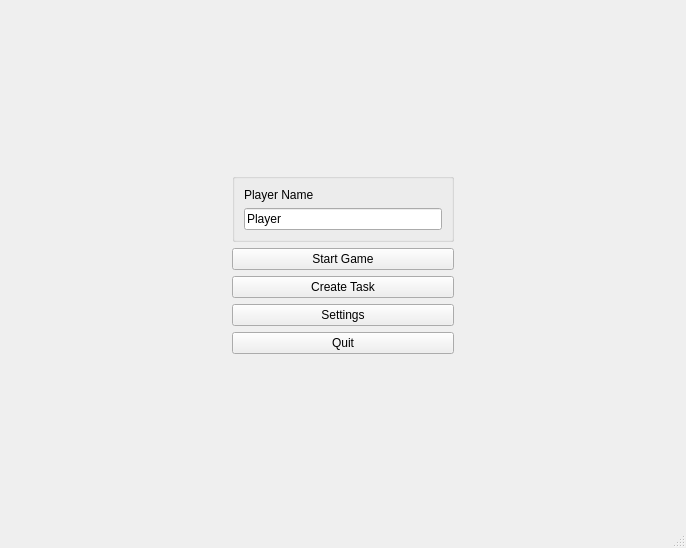
Old version of the form Client/mainwindow.ui in the repository Code-team-open-source/Code-team.
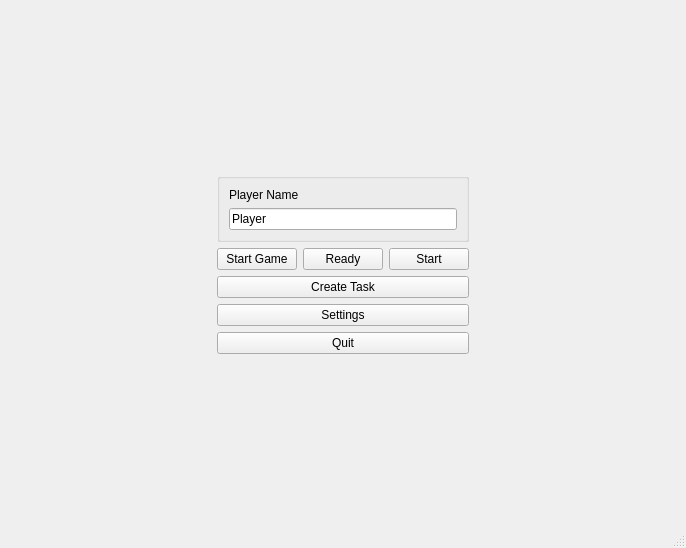
New version of the form.

Commit message: sending button push

```diff
--- a/Client/mainwindow.ui
+++ b/Client/mainwindow.ui
@@ -38,13 +38,6 @@
       </property>
      </spacer>
     </item>
-    <item row="2" column="1">
-     <widget class="QPushButton" name="pushButton">
-      <property name="text">
-       <string>Start Game</string>
-      </property>
-     </widget>
-    </item>
     <item row="0" column="1">
      <spacer name="verticalSpacer">
       <property name="orientation">
@@ -118,6 +111,31 @@
       </layout>
      </widget>
     </item>
+    <item row="2" column="1">
+     <layout class="QHBoxLayout" name="horizontalLayout">
+      <item>
+       <widget class="QPushButton" name="pushButton">
+        <property name="text">
+         <string>Start Game</string>
+        </property>
+       </widget>
+      </item>
+      <item>
+       <widget class="QPushButton" name="ready">
+        <property name="text">
+         <string>Ready</string>
+        </property>
+       </widget>
+      </item>
+      <item>
+       <widget class="QPushButton" name="start">
+        <property name="text">
+         <string>Start</string>
+        </property>
+       </widget>
+      </item>
+     </layout>
+    </item>
    </layout>
   </widget>
   <widget class="QMenuBar" name="menubar">
```
The commit also changes 22 other files.
